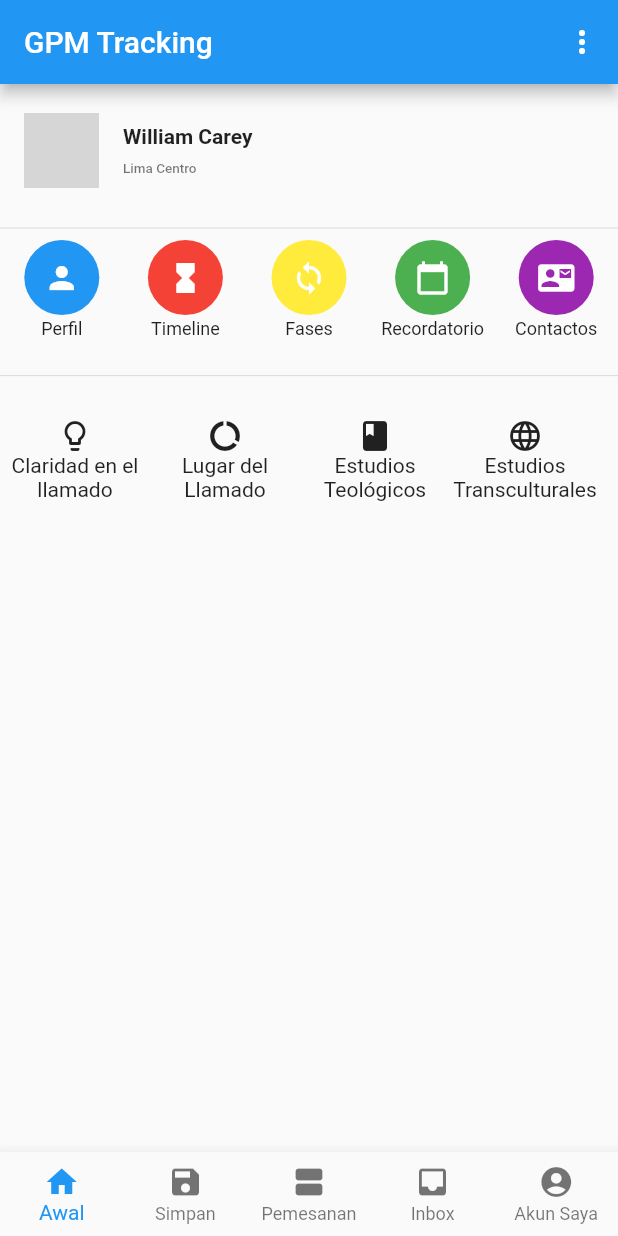
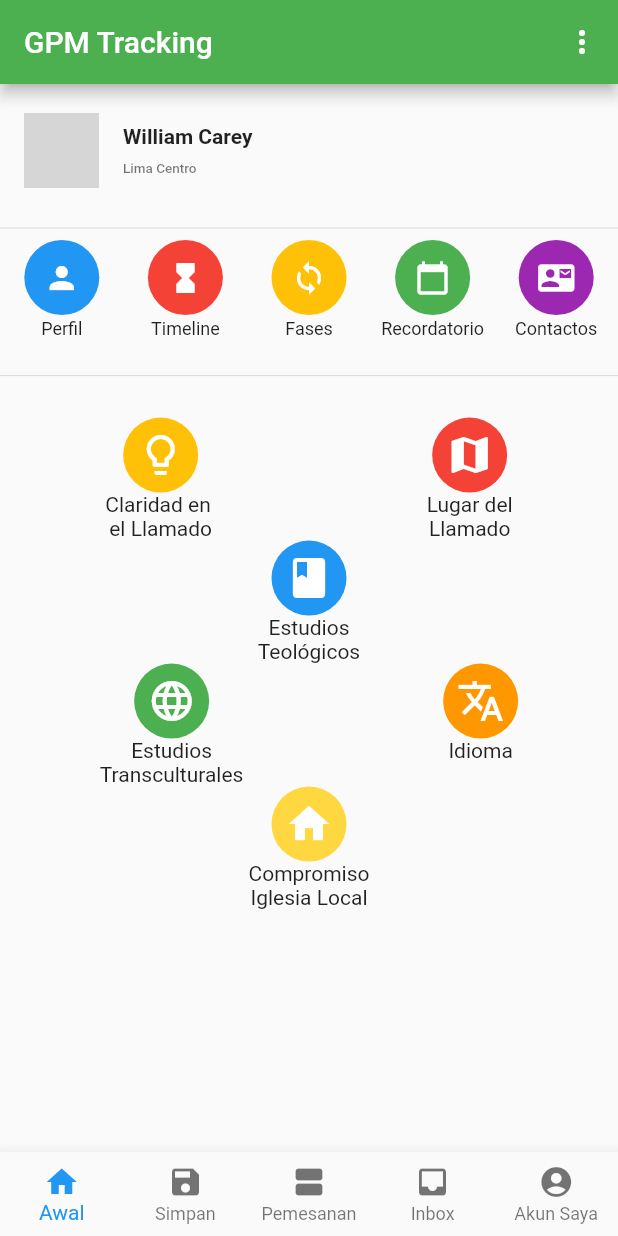
Before and after one commit to jpgotopo/gpm_tracking, a Flutter app: the screen it shows after launch, on a phone screen of 412 x 824 dp. Run offline on Flutter 3.47's test engine with Material 2 defaults, Android fonts, the phone set to English and light mode, and no system bars; network calls fail; grey boxes are pictures that could not be loaded.

Commit message:
Cambiando el home por inicio, para ajustar los iconos segun diseño hecho en XD

```diff
--- a/lib/main.dart
+++ b/lib/main.dart
@@ -1,5 +1,6 @@
 import 'package:flutter/material.dart';
-import 'package:gpm_tracking/pages/home.dart';
+
+import 'package:gpm_tracking/pages/inicio.dart';
 
 void main() => runApp(MyApp());
 
@@ -23,7 +24,7 @@ class _MyHomePageState extends State<MyHomePage> {
   int _selectedIndex = 0;
 
   final _layoutPage = [
-    Home(),
+    Inicio(),
   ];
 
    void _onTabItem(int index){
--- a/lib/pages/home.dart
+++ b/lib/pages/home.dart
@@ -162,7 +162,7 @@ class MenuPrincipalItems extends StatelessWidget {
 }
 
 class MenuSecundario extends StatelessWidget {
-  @override
+
   Widget build(BuildContext context) {
     return Container(
       padding: EdgeInsets.symmetric(vertical: 20.0),
@@ -176,6 +176,7 @@ class MenuSecundario extends StatelessWidget {
 }
 
 List<MenuSecundarioItems> menuSecundario = [
+
   MenuSecundarioItems(
     title: 'Claridad en el llamado',
     icon: Icons.lightbulb_outline,
--- /dev/null
+++ b/lib/pages/inicio.dart
@@ -0,0 +1,426 @@
+import 'package:flutter/material.dart';
+
+void main() => runApp(Inicio());
+
+class Inicio extends StatelessWidget {
+  @override
+  Widget build(BuildContext context) {
+    return MaterialApp(
+      debugShowCheckedModeBanner: false,
+
+      home: MyHomePage(title: 'GPM Tracking'),
+
+    );
+  }
+}
+
+class MyHomePage extends StatefulWidget {
+  MyHomePage({Key key, this.title}) : super(key: key);
+  final String title;
+
+  @override
+  _MyHomePageState createState() => _MyHomePageState();
+}
+
+class _MyHomePageState extends State<MyHomePage> {
+  @override
+  Widget build(BuildContext context) {
+    return Scaffold(
+      appBar: AppBar(
+        backgroundColor: Colors.green,
+        title: Text(widget.title),
+        actions: <Widget>[
+          IconButton(
+            icon: Icon(Icons.more_vert, color: Colors.white,),
+            onPressed: (){},
+          )
+        ],
+      ),
+      body: ListView(
+        children: <Widget>[
+          Profile(),
+          Divider(),
+          MenuPrincipal(),
+          Divider(),
+          MenuSecundario(),
+
+
+        ],
+      ),
+
+    );
+  }
+}
+
+class Profile extends StatelessWidget {
+  @override
+  Widget build(BuildContext context) {
+    return Padding(
+      padding: const EdgeInsets.symmetric(vertical: 8.0),
+      child: ListTile(
+        leading: Container(
+          width: 50.0,
+          height: 50.0,
+          decoration: BoxDecoration(
+            shape: BoxShape.circle,
+            image: DecorationImage(
+              fit: BoxFit.fill,
+              image: NetworkImage('http://elbourne.org/images/william_carey.jpg')
+            )
+          ),
+
+        ),
+        title: Text(
+          "William Carey",
+          style: TextStyle(fontWeight: FontWeight.bold, fontSize: 14),
+        ),
+        subtitle: Text("Lima Centro", style: TextStyle(fontWeight: FontWeight.w500, fontSize: 9)),
+      ),
+
+    );
+  }
+}
+
+class MenuPrincipal extends StatelessWidget {
+  @override
+  Widget build(BuildContext context) {
+    return GridView.count(
+      shrinkWrap: true,
+      crossAxisCount: 5,
+      children: menuPrincipalItem,
+    );
+  }
+}
+
+
+List<MenuPrincipalItems> menuPrincipalItem = [
+  MenuPrincipalItems(
+    title: "Perfil",
+    icon: Icons.person,
+    colorBox: Colors.blue,
+    colorIcon: Colors.white,
+  ),
+  MenuPrincipalItems(
+    title: "Timeline",
+    icon: Icons.hourglass_full,
+    colorBox: Colors.red,
+    colorIcon: Colors.white,
+  ),
+  MenuPrincipalItems(
+    title: "Fases",
+    icon: Icons.loop,
+    colorBox: Colors.amber,
+    colorIcon: Colors.white,
+  ),
+  MenuPrincipalItems(
+    title: "Recordatorio",
+    icon: Icons.calendar_today,
+    colorBox: Colors.green,
+    colorIcon: Colors.white,
+  ),
+  MenuPrincipalItems(
+    title: "Contactos",
+    icon: Icons.contact_mail,
+    colorBox: Colors.purple,
+    colorIcon: Colors.white,
+  )
+
+];
+
+class MenuPrincipalItems extends StatelessWidget {
+  MenuPrincipalItems({this.title, this.icon, this.colorBox, this.colorIcon});
+  final String title;
+  final IconData icon;
+  final Color colorBox, colorIcon;
+  @override
+  Widget build(BuildContext context) {
+    return Column(
+      children: <Widget>[
+        Container(
+          width: 50.0,
+          height: 50.0,
+          decoration: BoxDecoration(
+            color: colorBox,
+            shape: BoxShape.circle,
+          ),
+          child: Icon(
+            icon,
+            color: colorIcon,
+          ),
+        ),
+        Padding(
+          padding: const EdgeInsets.only(top: 2.0),
+          child: Text(
+            title,
+            style: TextStyle(
+              fontSize: 12.0,
+            ),
+            textAlign: TextAlign.center,
+          ),
+        ),
+      ],
+    );
+  }
+}
+
+class MenuSecundario extends StatelessWidget {
+
+  Widget build(BuildContext context) {
+    return Container(
+      padding: EdgeInsets.symmetric(vertical: 20.0),
+
+      child: Column(
+        children: <Widget>[
+          Row(
+            mainAxisAlignment: MainAxisAlignment.spaceAround,
+            children: <Widget>[
+              Column(
+                mainAxisAlignment: MainAxisAlignment.center,
+                mainAxisSize: MainAxisSize.max,
+                crossAxisAlignment: CrossAxisAlignment.center,
+                verticalDirection: VerticalDirection.down,
+                children: <Widget>[
+                  Stack(
+                    alignment: AlignmentDirectional.center,
+                    children: <Widget>[
+                      Container(
+                        height: 50.0,
+                        width: 50.0,
+                        decoration: BoxDecoration(
+                          color: Colors.amber,
+                          shape: BoxShape.circle,
+
+
+                        ),
+                      ),
+                      Icon(Icons.lightbulb_outline, color: Colors.white, size: 32.0,),
+
+                    ],
+                  ),
+                  Text("Claridad en "),
+                  Text("el Llamado")
+
+                ],
+
+              ),
+              Column(
+                mainAxisAlignment: MainAxisAlignment.center,
+                mainAxisSize: MainAxisSize.max,
+                crossAxisAlignment: CrossAxisAlignment.center,
+                verticalDirection: VerticalDirection.down,
+                children: <Widget>[
+                  Stack(
+                    alignment: AlignmentDirectional.center,
+                    children: <Widget>[
+                      Container(
+                        height: 50.0,
+                        width: 50.0,
+                        decoration: BoxDecoration(
+                          color: Colors.red,
+                          shape: BoxShape.circle,
+
+
+                        ),
+                      ),
+                      Icon(Icons.map, color: Colors.white, size: 32.0,),
+
+                    ],
+                  ),
+                  Text("Lugar del"),
+                  Text("Llamado")
+
+                ],
+
+              ),
+
+            ],
+          ),
+          Row(
+            mainAxisAlignment: MainAxisAlignment.center,
+            crossAxisAlignment: CrossAxisAlignment.center,
+            children: <Widget>[
+              Column(
+                mainAxisAlignment: MainAxisAlignment.center,
+                crossAxisAlignment: CrossAxisAlignment.center,
+                children: <Widget>[
+                  Stack(
+                    alignment: AlignmentDirectional.center,
+                    children: <Widget>[
+                      Container(
+                        height: 50.0,
+                        width: 50.0,
+                        decoration: BoxDecoration(
+                          color: Colors.blue,
+                          shape: BoxShape.circle,
+
+
+                        ),
+                      ),
+                      Icon(Icons.book, color: Colors.white, size: 32.0,),
+                    ],
+                  ),
+                  Text("Estudios"),
+                  Text("Teológicos"),
+                ],
+              )
+            ],
+          ),
+          Row(
+            mainAxisAlignment: MainAxisAlignment.spaceAround,
+            children: <Widget>[
+              Column(
+                mainAxisAlignment: MainAxisAlignment.center,
+                mainAxisSize: MainAxisSize.max,
+                crossAxisAlignment: CrossAxisAlignment.center,
+                verticalDirection: VerticalDirection.down,
+                children: <Widget>[
+                  Stack(
+                    alignment: AlignmentDirectional.center,
+                    children: <Widget>[
+                      Container(
+                        height: 50.0,
+                        width: 50.0,
+                        decoration: BoxDecoration(
+                          color: Colors.green,
+                          shape: BoxShape.circle,
+
+
+                        ),
+                      ),
+                      Icon(Icons.language, color: Colors.white, size: 32.0,),
+
+                    ],
+                  ),
+                  Text("Estudios"),
+                  Text("Transculturales"),
+
+                ],
+
+              ),
+              Column(
+                mainAxisAlignment: MainAxisAlignment.center,
+                mainAxisSize: MainAxisSize.max,
+                crossAxisAlignment: CrossAxisAlignment.center,
+                verticalDirection: VerticalDirection.down,
+                children: <Widget>[
+                  Stack(
+                    alignment: AlignmentDirectional.center,
+                    children: <Widget>[
+                      Container(
+                        height: 50.0,
+                        width: 50.0,
+                        decoration: BoxDecoration(
+                          color: Colors.orange,
+                          shape: BoxShape.circle,
+
+
+                        ),
+                      ),
+                      Icon(Icons.translate, color: Colors.white, size: 32.0,),
+
+                    ],
+                  ),
+                  Text("Idioma"),
+                  Text("       ")
+
+                ],
+
+              ),
+
+            ],
+          ),
+          Row(
+            mainAxisAlignment: MainAxisAlignment.center,
+            crossAxisAlignment: CrossAxisAlignment.center,
+            children: <Widget>[
+              Column(
+                mainAxisAlignment: MainAxisAlignment.center,
+                crossAxisAlignment: CrossAxisAlignment.center,
+                children: <Widget>[
+                  Stack(
+                    alignment: AlignmentDirectional.center,
+                    children: <Widget>[
+                      Container(
+                        height: 50.0,
+                        width: 50.0,
+                        decoration: BoxDecoration(
+                          color: Colors.amberAccent,
+                          shape: BoxShape.circle,
+
+
+                        ),
+                      ),
+                      Icon(Icons.home, color: Colors.white, size: 32.0,),
+                    ],
+                  ),
+                  Text("Compromiso"),
+                  Text("Iglesia Local"),
+                ],
+              )
+            ],
+          ),
+
+        ],
+      ),
+    );
+  }
+}
+
+/* List<MenuSecundarioItems> menuSecundario = [
+
+  MenuSecundarioItems(
+    title: 'Claridad en el llamado',
+    icon: Icons.lightbulb_outline,
+
+  ),
+  MenuSecundarioItems(
+    title: 'Lugar del Llamado',
+    icon: Icons.data_usage,
+  ),
+  MenuSecundarioItems(
+    title: 'Estudios Teológicos',
+    icon: Icons.book,
+  ),
+  MenuSecundarioItems(
+    title: 'Estudios Transculturales',
+    icon: Icons.language,
+  ),
+  MenuSecundarioItems(
+    title: 'Idioma',
+    icon: Icons.translate,
+  ),
+  MenuSecundarioItems(
+    title: 'Pulsa & Paket Internet',
+    icon: Icons.signal_cellular_4_bar,
+  ),
+  MenuSecundarioItems(
+    title: 'Compromiso Iglesia Local',
+    icon: Icons.home,
+  ),
+  MenuSecundarioItems(
+    title: 'Manual Vamos',
+    icon: Icons.edit,
+  ),
+];
+
+class MenuSecundarioItems extends StatelessWidget {
+  MenuSecundarioItems({this.title, this.icon});
+  final String title;
+  final IconData icon;
+  @override
+  Widget build(BuildContext context) {
+    return Container(
+      width: 100.0,
+      child: Column(
+        children: <Widget>[
+          Icon(icon),
+          Text(
+            title,
+            textAlign: TextAlign.center,
+          )
+        ],
+      ),
+    );
+  }
+}
+ */
```
